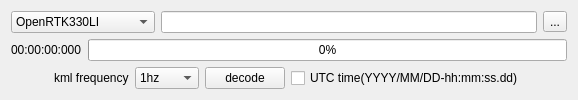
This is OpenRtk_Dirver/DecodeTools.ui in aceinnazhangchen/OpenRtk_Dirver as Qt 5 draws it before an edit. The edited form follows.
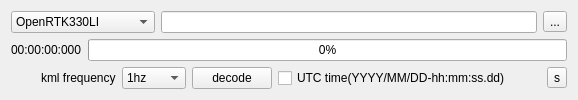
This is the edited form. Icons and pictures are not drawn.

The edit to the form file:
```diff
--- a/OpenRtk_Dirver/DecodeTools.ui
+++ b/OpenRtk_Dirver/DecodeTools.ui
@@ -164,6 +164,16 @@
        </property>
       </spacer>
      </item>
+     <item>
+      <widget class="QToolButton" name="toolButton_setting">
+       <property name="toolTip">
+        <string>setting</string>
+       </property>
+       <property name="text">
+        <string>s</string>
+       </property>
+      </widget>
+     </item>
     </layout>
    </item>
   </layout>
```
